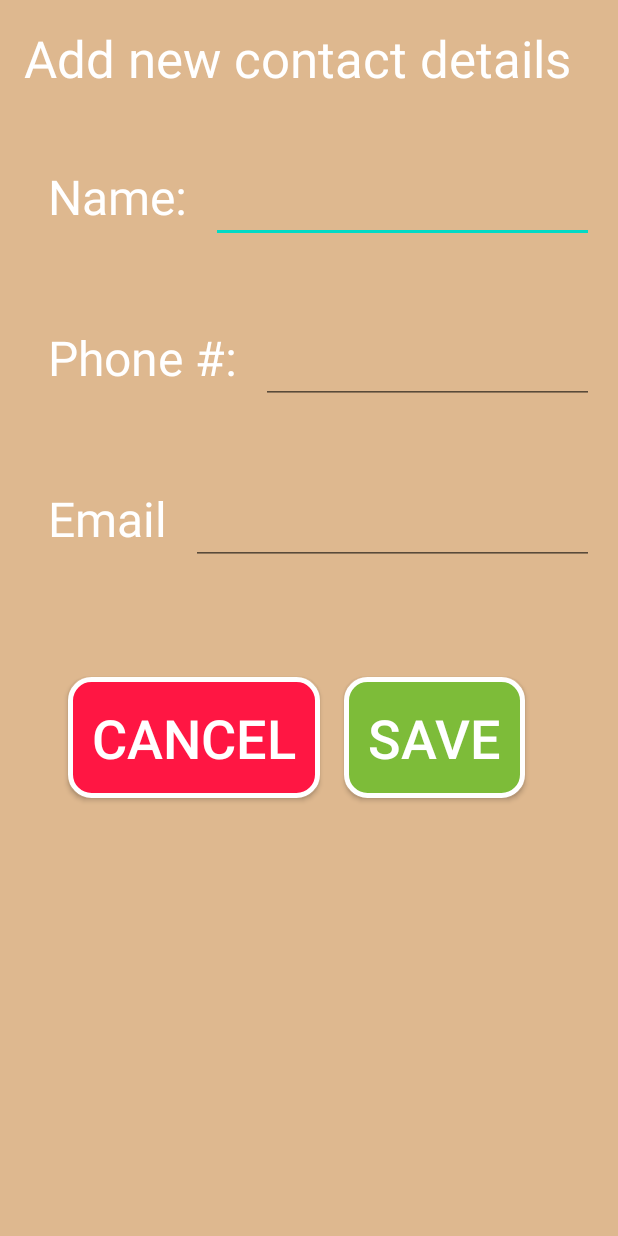
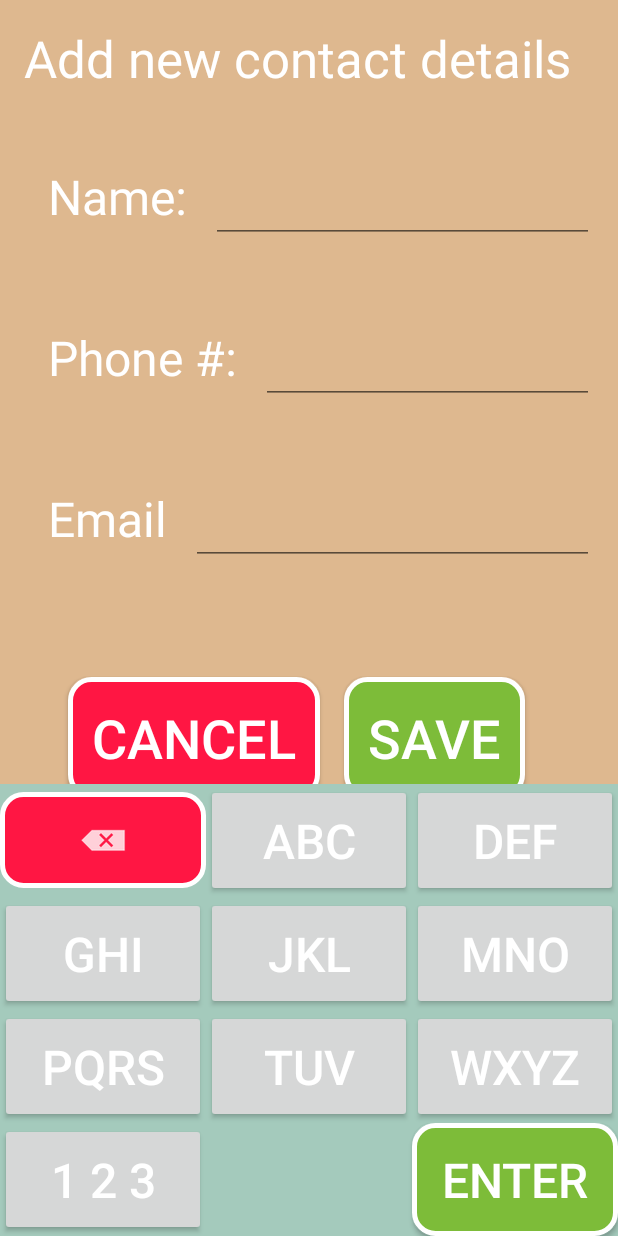
Before and after one commit to besttodd/Asscessibility-App, an Android app: the AddContactActivity screen opened directly, with no data from a screen before it, on a phone screen of 412 x 824 dp. Run offline under Robolectric (Android 15) with nearby library versions, the phone set to English and light mode, and no system bars.

Commit message:
2nd commit for Sprint 2 - Custom keyboard added - Double-click functions, multi-click does not

```diff
--- a/app/src/main/java/au/edu/jcu/cp3405/prototype/AddContactActivity.java
+++ b/app/src/main/java/au/edu/jcu/cp3405/prototype/AddContactActivity.java
@@ -2,13 +2,19 @@ package au.edu.jcu.cp3405.prototype;
 
 import androidx.appcompat.app.AppCompatActivity;
 
+import android.app.Activity;
 import android.content.ContentProviderOperation;
 import android.content.ContentProviderResult;
 import android.content.Context;
 import android.os.Bundle;
 import android.provider.ContactsContract;
+import android.text.InputType;
 import android.view.View;
 import android.view.ViewGroup;
+import android.view.WindowManager;
+import android.view.inputmethod.EditorInfo;
+import android.view.inputmethod.InputConnection;
+import android.view.inputmethod.InputMethodManager;
 import android.widget.EditText;
 import android.widget.TextView;
 import android.widget.Toast;
@@ -18,14 +24,61 @@ import java.util.ArrayList;
 public class AddContactActivity extends AppCompatActivity {
     Context context;
     SoundManager soundManager;
+    CustomKeyboard keyboard;
 
     @Override
     protected void onCreate(Bundle savedInstanceState) {
         super.onCreate(savedInstanceState);
         setContentView(R.layout.activity_addcontacts);
         context = this;
+        soundManager = (SoundManager) getApplicationContext();
 
-        soundManager = (SoundManager) getApplicationContext();
+        EditText contactName = findViewById(R.id.contactName);
+        EditText contactNumber = findViewById(R.id.contactPhone);
+        EditText contactEmail = findViewById(R.id.contactEmail);
+        keyboard = findViewById(R.id.keyboard);
+
+        // Make the custom keyboard appear
+        contactName.setOnFocusChangeListener(new View.OnFocusChangeListener() {
+            @Override public void onFocusChange(View v, boolean hasFocus) {
+                hideDefaultKeyboard();
+                showCustomKeyboard((EditText) v);
+            }
+        });
+        contactName.setOnClickListener(new View.OnClickListener() {
+            @Override public void onClick(View v) {
+                hideDefaultKeyboard();
+                showCustomKeyboard((EditText) v);
+            }
+        });
+        contactNumber.setOnFocusChangeListener(new View.OnFocusChangeListener() {
+            @Override public void onFocusChange(View v, boolean hasFocus) {
+                hideDefaultKeyboard();
+                showCustomKeyboard((EditText) v);
+            }
+        });
+        contactNumber.setOnClickListener(new View.OnClickListener() {
+            @Override public void onClick(View v) {
+                hideDefaultKeyboard();
+                showCustomKeyboard((EditText) v);
+            }
+        });
+        contactEmail.setOnFocusChangeListener(new View.OnFocusChangeListener() {
+            @Override public void onFocusChange(View v, boolean hasFocus) {
+                hideDefaultKeyboard();
+                showCustomKeyboard((EditText) v);
+            }
+        });
+        contactEmail.setOnClickListener(new View.OnClickListener() {
+            @Override public void onClick(View v) {
+                hideDefaultKeyboard();
+                showCustomKeyboard((EditText) v);
+            }
+        });
+
+        // pass the InputConnection from the EditText to the keyboard
+        InputConnection ic = contactName.onCreateInputConnection(new EditorInfo());
+        keyboard.setInputConnection(ic);
     }
 
     public void saveContact(View view) {
@@ -87,8 +140,36 @@ public class AddContactActivity extends AppCompatActivity {
         }
     }
 
+    public void hideCustomKeyboard() {
+        keyboard.setVisibility(View.GONE);
+        keyboard.setEnabled(false);
+    }
+
+    public void hideDefaultKeyboard() {
+        // this will give us the view which is currently focus in this layout
+        View view = this.getCurrentFocus();
+        // if nothing is currently focus then this will protect the app from crash
+        if (view != null) {
+            // now assign the system service to InputMethodManager
+            InputMethodManager imm = (InputMethodManager) getSystemService(Context.INPUT_METHOD_SERVICE);
+            imm.hideSoftInputFromWindow(view.getWindowToken(), 0);
+        }
+    }
+
+    public void showCustomKeyboard(EditText editText) {
+        keyboard.setVisibility(View.VISIBLE);
+        keyboard.setEnabled(true);
+        InputConnection ic = editText.onCreateInputConnection(new EditorInfo());
+        keyboard.setInputConnection(ic);
+    }
+
+    public boolean isCustomKeyboardVisible() {
+        return keyboard.getVisibility() == View.VISIBLE;
+    }
+
     public void onBackPressed(View view) {
         soundManager.playSound(SoundManager.CANCEL);
+        if( isCustomKeyboardVisible() ) hideCustomKeyboard(); else this.finish();
         onBackPressed();
     }
 }
--- a/app/src/main/java/au/edu/jcu/cp3405/prototype/CalendarEvent.java
+++ b/app/src/main/java/au/edu/jcu/cp3405/prototype/CalendarEvent.java
@@ -1,4 +1,6 @@
 package au.edu.jcu.cp3405.prototype;
+
+import androidx.annotation.NonNull;
 
 import java.util.Date;
 
@@ -25,9 +27,6 @@ public class CalendarEvent implements Comparable<CalendarEvent>{
     private String title;
     private Date begin, end;
     private boolean allDay;
-
-    public CalendarEvent() {
-    }
 
     public CalendarEvent(String title, Date begin, Date end, boolean allDay) {
         setTitle(title);
@@ -68,6 +67,7 @@ public class CalendarEvent implements Comparable<CalendarEvent>{
         this.allDay = allDay;
     }
 
+    @NonNull
     @Override
     public String toString(){
         return getTitle() + " " + getBegin() + " " + getEnd() + " " + isAllDay();
--- a/app/src/main/java/au/edu/jcu/cp3405/prototype/ContactsAdapter.java
+++ b/app/src/main/java/au/edu/jcu/cp3405/prototype/ContactsAdapter.java
@@ -39,6 +39,7 @@ public class ContactsAdapter extends ArrayAdapter<Contact> {
         TextView contactName = convertView.findViewById(R.id.nameItem);
         TextView contactNumber = convertView.findViewById(R.id.numberItem);
         Button deleteButton = convertView.findViewById(R.id.deleteButton);
+        assert contact != null;
         contactName.setText(contact.name);
         contactNumber.setText(contact.mobileNum);
 
@@ -71,7 +72,7 @@ public class ContactsAdapter extends ArrayAdapter<Contact> {
         Uri contactUri = Uri.withAppendedPath(ContactsContract.PhoneLookup.CONTENT_FILTER_URI, Uri.encode(phone));
         Cursor cur = ctx.getContentResolver().query(contactUri, null, null, null, null);
         try {
-            if (cur.moveToFirst()) {
+            if (cur != null && cur.moveToFirst()) {
                 do {
                     if (cur.getString(cur.getColumnIndex(ContactsContract.PhoneLookup.DISPLAY_NAME)).equalsIgnoreCase(name)) {
                         String lookupKey = cur.getString(cur.getColumnIndex(ContactsContract.Contacts.LOOKUP_KEY));
@@ -81,6 +82,7 @@ public class ContactsAdapter extends ArrayAdapter<Contact> {
                     }
 
                 } while (cur.moveToNext());
+                cur.close();
             }
         } catch (Exception e) {
             System.out.println(Arrays.toString(e.getStackTrace()));
--- /dev/null
+++ b/app/src/main/java/au/edu/jcu/cp3405/prototype/CustomKeyboard.java
@@ -0,0 +1,180 @@
+package au.edu.jcu.cp3405.prototype;
+
+import android.content.Context;
+import android.text.TextUtils;
+import android.util.AttributeSet;
+import android.util.Log;
+import android.util.SparseArray;
+import android.view.LayoutInflater;
+import android.view.View;
+import android.view.inputmethod.InputConnection;
+import android.widget.Button;
+import android.widget.ImageButton;
+import android.widget.LinearLayout;
+
+public class CustomKeyboard extends LinearLayout implements View.OnClickListener {
+
+    private ImageButton mButtonDelete;
+    private Button mButton2;
+    private Button mButton3;
+    private Button mButton4;
+    private Button mButton5;
+    private Button mButton6;
+    private Button mButton7;
+    private Button mButton8;
+    private Button mButton9;
+    private Button mButton10;
+    private Button mButtonEnter;
+
+    long lastTouchTime = 0;
+    long currentTouchTime = 0;
+    int tapCount = 0;
+
+    int clicks = 0;
+
+    // This will map the button resource id to the String value that we want to
+    // input when that button is clicked.
+    SparseArray<String> keyValues = new SparseArray<>();
+    // Our communication link to the EditText
+    InputConnection inputConnection;
+
+    public CustomKeyboard(Context context) {
+        this(context, null, 0);
+    }
+
+    public CustomKeyboard(Context context, AttributeSet attributeSet) {
+        this(context, attributeSet, 0);
+    }
+
+    public CustomKeyboard(Context context, AttributeSet attributeSet, int defStyleAttr) {
+        super(context, attributeSet, defStyleAttr);
+        init(context, attributeSet);
+    }
+
+    private void init(Context context, AttributeSet attributeSet) {
+        LayoutInflater.from(context).inflate(R.layout.keyboard, this, true);
+        mButtonDelete = findViewById(R.id.kbButtonDelete);
+        mButton2 = findViewById(R.id.kbButton2);
+        mButton3 = findViewById(R.id.kbButton3);
+        mButton4 = findViewById(R.id.kbButton4);
+        mButton5 = findViewById(R.id.kbButton5);
+        mButton6 = findViewById(R.id.kbButton6);
+        mButton7 = findViewById(R.id.kbButton7);
+        mButton8 = findViewById(R.id.kbButton8);
+        mButton9 = findViewById(R.id.kbButton9);
+        mButton10 = findViewById(R.id.kbButton10);
+        mButtonEnter = findViewById(R.id.kbButtonEnter);
+
+        mButtonDelete.setOnClickListener(this);
+        mButton2.setOnClickListener(this);
+        mButton3.setOnClickListener(this);
+        mButton4.setOnClickListener(this);
+        mButton5.setOnClickListener(this);
+        mButton6.setOnClickListener(this);
+        mButton7.setOnClickListener(this);
+        mButton8.setOnClickListener(this);
+        mButton9.setOnClickListener(this);
+        mButton10.setOnClickListener(this);
+        mButtonEnter.setOnClickListener(this);
+
+        keyValues.put(R.id.kbButtonDelete, getLetter(R.id.kbButtonDelete));
+        keyValues.put(R.id.kbButton2, getLetter(R.id.kbButton2));
+        keyValues.put(R.id.kbButton3, getLetter(R.id.kbButton3));
+        keyValues.put(R.id.kbButton4, getLetter(R.id.kbButton4));
+        keyValues.put(R.id.kbButton5, getLetter(R.id.kbButton5));
+        keyValues.put(R.id.kbButton6, getLetter(R.id.kbButton6));
+        keyValues.put(R.id.kbButton7, getLetter(R.id.kbButton7));
+        keyValues.put(R.id.kbButton8, getLetter(R.id.kbButton8));
+        keyValues.put(R.id.kbButton9, getLetter(R.id.kbButton9));
+        keyValues.put(R.id.kbButton10, getLetter(R.id.kbButton10));
+        keyValues.put(R.id.kbButtonEnter, getLetter(R.id.kbButtonEnter));
+    }
+
+    private String getLetter(int button) {
+        switch (button) {
+            case R.id.kbButtonDelete:
+                return "";
+            case R.id.kbButton2:
+                return "A B C";
+            case R.id.kbButton3:
+                return "D E F";
+            case R.id.kbButton4:
+                return "G H I";
+            case R.id.kbButton5:
+                return "J K L";
+            case R.id.kbButton6:
+                return "M N O";
+            case R.id.kbButton7:
+                return "P Q R S";
+            case R.id.kbButton8:
+                return "T U V";
+            case R.id.kbButton9:
+                return "W X Y Z";
+            case R.id.kbButton10:
+                return "1 2 3";
+            case R.id.kbButtonEnter:
+                return "GO";
+            default:
+                return "";
+        }
+    }
+
+    @Override
+    public void onClick(View view) {
+        // do nothing if the InputConnection has not been set yet
+        if (inputConnection == null) return;
+
+        // Delete text or input key value
+        // All communication goes through the InputConnection
+        if (view.getId() == R.id.kbButtonDelete) {
+            CharSequence selectedText = inputConnection.getSelectedText(0);
+            if (TextUtils.isEmpty(selectedText)) {
+                // no selection, so delete previous character
+                inputConnection.deleteSurroundingText(1, 0);
+            } else {
+                // delete the selection
+                inputConnection.commitText("", 1);
+            }
+        } else if(view.getId() == R.id.kbButtonEnter) {
+            //if there is a next editview set focus else hide keyboard
+            ((View) view.getParent().getParent()).setVisibility(View.GONE);
+            view.setEnabled(false);
+
+        } else {
+            clicks = newGetClicks();
+            String value = keyValues.get(view.getId());
+            String[] letters = value.split(" ");
+            String input = letters[clicks-1];
+            inputConnection.commitText(input, 1);
+        }
+    }
+
+    private int newGetClicks() {
+        lastTouchTime = currentTouchTime;
+        currentTouchTime = System.currentTimeMillis();
+
+        if ((currentTouchTime - lastTouchTime < 250) && tapCount == 2) {
+            Log.d("CustomKeyboard", "TRIPLE TAP=======" + tapCount + "==========================================");
+            lastTouchTime = 0;
+            currentTouchTime = 0;
+            tapCount = 0;
+            inputConnection.deleteSurroundingText(1, 2);
+            return 3;
+        } else if ((currentTouchTime - lastTouchTime < 250) && tapCount < 2) {
+            Log.d("CustomKeyboard", "DOUBLE TAP==========="+tapCount+"=====================================");
+            lastTouchTime = 0;
+            currentTouchTime = 0;
+            tapCount = 2;
+            inputConnection.deleteSurroundingText(1, 0);
+            return 2;
+        } else {
+            return 1;
+        }
+    }
+
+    // The activity (or some parent or controller) must give us
+    // a reference to the current EditText's InputConnection
+    public void setInputConnection(InputConnection ic) {
+        this.inputConnection = ic;
+    }
+}
--- a/app/src/main/java/au/edu/jcu/cp3405/prototype/MainActivity.java
+++ b/app/src/main/java/au/edu/jcu/cp3405/prototype/MainActivity.java
@@ -13,7 +13,6 @@ public class MainActivity extends AppCompatActivity {
     protected void onCreate(Bundle savedInstanceState) {
         super.onCreate(savedInstanceState);
         setContentView(R.layout.activity_main);
-
         soundManager = (SoundManager) getApplicationContext();
     }
 
--- a/app/src/main/java/au/edu/jcu/cp3405/prototype/NewReminderActivity.java
+++ b/app/src/main/java/au/edu/jcu/cp3405/prototype/NewReminderActivity.java
@@ -123,7 +123,7 @@ public class NewReminderActivity extends AppCompatActivity {
         KeyListener keyListener = DigitsKeyListener.getInstance("1234567890");
         minText.setKeyListener(keyListener);
         if(min > 59) {
-            minText.setText("00");
+            minText.setText(0);
             Toast.makeText(this, "Invalid minutes", Toast.LENGTH_LONG).show();
         }
 
@@ -207,6 +207,7 @@ public class NewReminderActivity extends AppCompatActivity {
         PendingIntent myPendingIntent = PendingIntent.getBroadcast(this.getApplicationContext(), reminder.getId(), myIntent, PendingIntent.FLAG_UPDATE_CURRENT);
         AlarmManager myAlarmManager = (AlarmManager)getSystemService(ALARM_SERVICE);
         //myAlarmManager.setExact(AlarmManager.RTC_WAKEUP, calSet.getTimeInMillis(), myPendingIntent);
+        assert myAlarmManager != null;
         myAlarmManager.setRepeating(AlarmManager.RTC_WAKEUP, calSet.getTimeInMillis(), 24*60*60*1000, myPendingIntent);
         //check
         set("AlarmLabel", reminder.getLabel());
--- a/app/src/main/java/au/edu/jcu/cp3405/prototype/ReminderAdapter.java
+++ b/app/src/main/java/au/edu/jcu/cp3405/prototype/ReminderAdapter.java
@@ -57,7 +57,7 @@ public class ReminderAdapter extends BaseAdapter {
     }
 
     private String getTime(Reminder reminder) {
-        String mins = "";
+        String mins;
         if (reminder.getMin() < 10) {
             mins = "0" + reminder.getMin();
         }else {
--- a/app/src/main/java/au/edu/jcu/cp3405/prototype/SoundManager.java
+++ b/app/src/main/java/au/edu/jcu/cp3405/prototype/SoundManager.java
@@ -13,14 +13,12 @@ public class SoundManager extends Application {
     private int[] sounds;
     int sound;
     boolean soundOn;
-    private int streamId;
     private boolean loaded;
 
     public SoundManager() {
         sounds = new int[4];
         sound = 1;
         soundOn = true;
-        streamId = -1;
 
         soundPool = new SoundPool(5, android.media.AudioManager.STREAM_MUSIC, 0);
         soundPool.setOnLoadCompleteListener(new SoundPool.OnLoadCompleteListener() {
@@ -51,7 +49,7 @@ public class SoundManager extends Application {
         soundPool.play(sounds[soundNum], sound, sound, 1, 0, 1);
     }
 
-    public void toggleSound() {
+    /*public void toggleSound() {
         if (soundOn) {
             muteSound();
             soundOn = false;
@@ -73,7 +71,7 @@ public class SoundManager extends Application {
 
     boolean audioReady() {
         return loaded;
-    }
+    }*/
 
     /*void closeAudio() {
         sounds = null;
--- a/app/src/main/java/au/edu/jcu/cp3405/prototype/ViewRemindersActivity.java
+++ b/app/src/main/java/au/edu/jcu/cp3405/prototype/ViewRemindersActivity.java
@@ -88,8 +88,10 @@ public class ViewRemindersActivity extends AppCompatActivity {
         AlarmManager myAlarmManager = (AlarmManager)getSystemService(ALARM_SERVICE);
         PendingIntent pendingIntent = PendingIntent.getBroadcast(this, reminderList.get(position).getId(), intent, PendingIntent.FLAG_NO_CREATE);
 
-        if (pendingIntent!=null)
+        if (pendingIntent !=null ) {
+            assert myAlarmManager != null;
             myAlarmManager.cancel(pendingIntent);
+        }
 
         reminderList.remove(position);
         saveList("ReminderList", reminderList);
--- a/app/src/main/res/layout/activity_addcontacts.xml
+++ b/app/src/main/res/layout/activity_addcontacts.xml
@@ -1,7 +1,10 @@
 <?xml version="1.0" encoding="utf-8"?>
-<androidx.appcompat.widget.LinearLayoutCompat
+<FrameLayout
     xmlns:android="http://schemas.android.com/apk/res/android"
     xmlns:tools="http://schemas.android.com/tools"
+    android:layout_width="match_parent"
+    android:layout_height="match_parent">
+<androidx.appcompat.widget.LinearLayoutCompat
     android:layout_width="match_parent"
     android:layout_height="match_parent"
     android:background="@color/colorOldBG"
@@ -37,7 +40,8 @@
             android:layout_weight="1"
             android:ems="10"
             android:inputType="textPersonName"
-            android:textSize="28sp" />
+            android:textSize="28sp"
+            android:focusableInTouchMode="false" />
     </LinearLayout>
 
     <LinearLayout
@@ -62,7 +66,8 @@
             android:layout_weight="1"
             android:ems="10"
             android:inputType="phone"
-            android:textSize="28sp" />
+            android:textSize="28sp"
+            android:focusableInTouchMode="false" />
     </LinearLayout>
 
     <LinearLayout
@@ -87,7 +92,8 @@
             android:layout_weight="1"
             android:ems="10"
             android:inputType="textEmailAddress"
-            android:textSize="28sp" />
+            android:textSize="28sp"
+            android:focusableInTouchMode="false" />
     </LinearLayout>
 
     <LinearLayout
@@ -119,6 +125,13 @@
             android:text="@string/save"
             android:textColor="#FFFFFF"
             android:textSize="36sp" />
-
     </LinearLayout>
 </androidx.appcompat.widget.LinearLayoutCompat>
+    <au.edu.jcu.cp3405.prototype.CustomKeyboard
+        android:id="@+id/keyboard"
+        android:layout_width="match_parent"
+        android:layout_height="wrap_content"
+        android:orientation="vertical"
+        android:layout_gravity="bottom"
+        android:background="@color/colorBlue"/>
+    </FrameLayout>
--- /dev/null
+++ b/app/src/main/res/layout/keyboard.xml
@@ -0,0 +1,115 @@
+<?xml version="1.0" encoding="utf-8"?>
+<merge xmlns:app="http://schemas.android.com/apk/res-auto"
+    xmlns:android="http://schemas.android.com/apk/res/android">
+    <LinearLayout
+        android:layout_width="match_parent"
+        android:layout_height="wrap_content"
+        android:orientation="vertical">
+        <LinearLayout
+            android:layout_width="match_parent"
+            android:layout_height="wrap_content"
+            android:orientation="horizontal">
+            <ImageButton
+                android:id="@+id/kbButtonDelete"
+                android:layout_width="0dp"
+                android:layout_height="wrap_content"
+                android:layout_weight="1"
+                android:layout_gravity="center"
+                app:srcCompat="@android:drawable/ic_input_delete"
+                android:background="@drawable/button_red"
+                style="@style/ColorTheme"/>
+            <Button
+                android:id="@+id/kbButton2"
+                style="@style/ColorTheme"
+                android:layout_width="0dp"
+                android:layout_height="wrap_content"
+                android:layout_weight="1"
+                android:text="ABC" />
+            <Button
+                android:id="@+id/kbButton3"
+                style="@style/ColorTheme"
+                android:layout_width="0dp"
+                android:layout_height="wrap_content"
+                android:layout_weight="1"
+                android:text="DEF" />
+        </LinearLayout>
+        <LinearLayout
+            android:layout_width="match_parent"
+            android:layout_height="wrap_content"
+            android:orientation="horizontal">
+            <Button
+                android:id="@+id/kbButton4"
+                style="@style/ColorTheme"
+                android:layout_width="0dp"
+                android:layout_height="wrap_content"
+                android:layout_weight="1"
+                android:text="GHI" />
+            <Button
+                android:id="@+id/kbButton5"
+                style="@style/ColorTheme"
+                android:layout_width="0dp"
+                android:layout_height="wrap_content"
+                android:layout_weight="1"
+                android:text="JKL" />
+            <Button
+                android:id="@+id/kbButton6"
+                style="@style/ColorTheme"
+                android:layout_width="0dp"
+                android:layout_height="wrap_content"
+                android:layout_weight="1"
+                android:text="MNO" />
+        </LinearLayout>
+        <LinearLayout
+            android:layout_width="match_parent"
+            android:layout_height="wrap_content"
+            android:orientation="horizontal">
+            <Button
+                android:id="@+id/kbButton7"
+                style="@style/ColorTheme"
+                android:layout_width="0dp"
+                android:layout_height="wrap_content"
+                android:layout_weight="1"
+                android:text="PQRS" />
+            <Button
+                android:id="@+id/kbButton8"
+                style="@style/ColorTheme"
+                android:layout_width="0dp"
+                android:layout_height="wrap_content"
+                android:layout_weight="1"
+                android:text="TUV" />
+            <Button
+                android:id="@+id/kbButton9"
+                style="@style/ColorTheme"
+                android:layout_width="0dp"
+                android:layout_height="wrap_content"
+                android:layout_weight="1"
+                android:text="WXYZ" />
+        </LinearLayout>
+        <LinearLayout
+            android:layout_width="match_parent"
+            android:layout_height="wrap_content"
+            android:orientation="horizontal">
+            <Button
+                android:id="@+id/kbButton10"
+                style="@style/ColorTheme"
+                android:layout_width="0dp"
+                android:layout_height="wrap_content"
+                android:layout_weight="1"
+                android:text="1 2 3" />
+            <TextView
+                android:id="@+id/kbButton11"
+                android:layout_width="0dp"
+                android:layout_height="wrap_content"
+                android:layout_weight="1"
+                android:text="" />
+            <Button
+                android:id="@+id/kbButtonEnter"
+                android:layout_width="0dp"
+                android:layout_height="wrap_content"
+                android:layout_weight="1"
+                android:text="Enter"
+                android:background="@drawable/button_green"
+                style="@style/ColorTheme"/>
+        </LinearLayout>
+    </LinearLayout>
+</merge>
```
Also changed, not shown: app/src/main/java/au/edu/jcu/cp3405/prototype/CalendarActivity.java (+2 -6 lines), app/src/main/java/au/edu/jcu/cp3405/prototype/MyBroadcastReceiver.java (+3 -11 lines), app/src/main/java/au/edu/jcu/cp3405/prototype/NewCalendarActivity.java (+5 -4 lines), app/src/main/java/au/edu/jcu/cp3405/prototype/Reminder.java (+5 -9 lines), app/src/main/res/layout/keyboard_preview.xml (added, +8 -0 lines), app/src/main/res/layout/keyboard_view.xml (added, +8 -0 lines).
